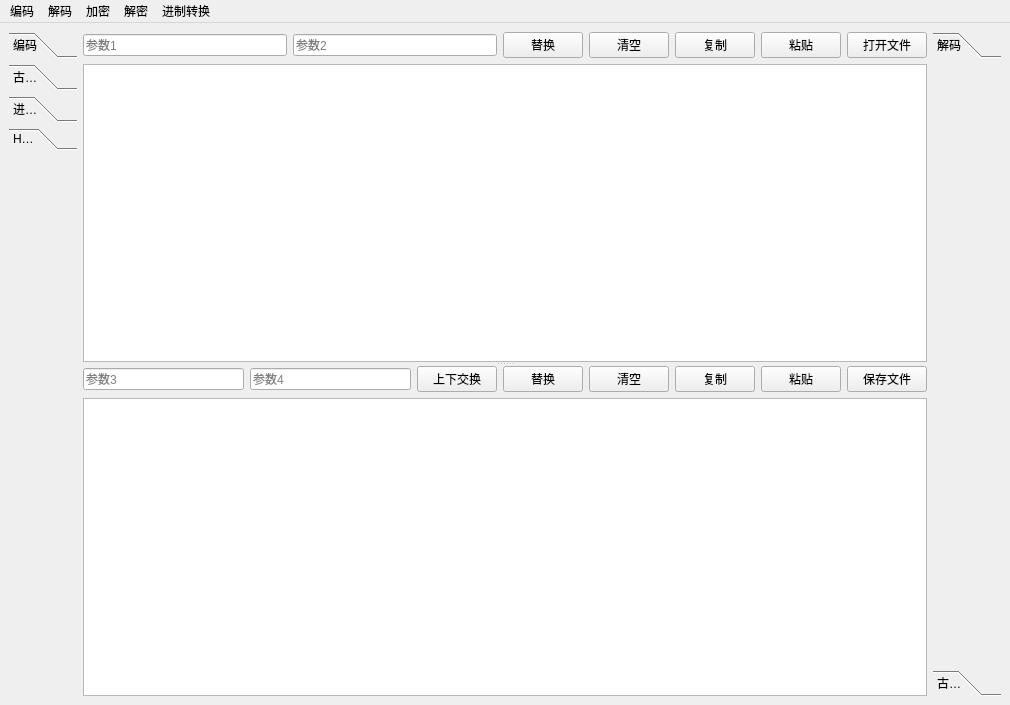
Old version of the form ui/mainwindow.ui in the repository zyt717/CTFCodecTool.
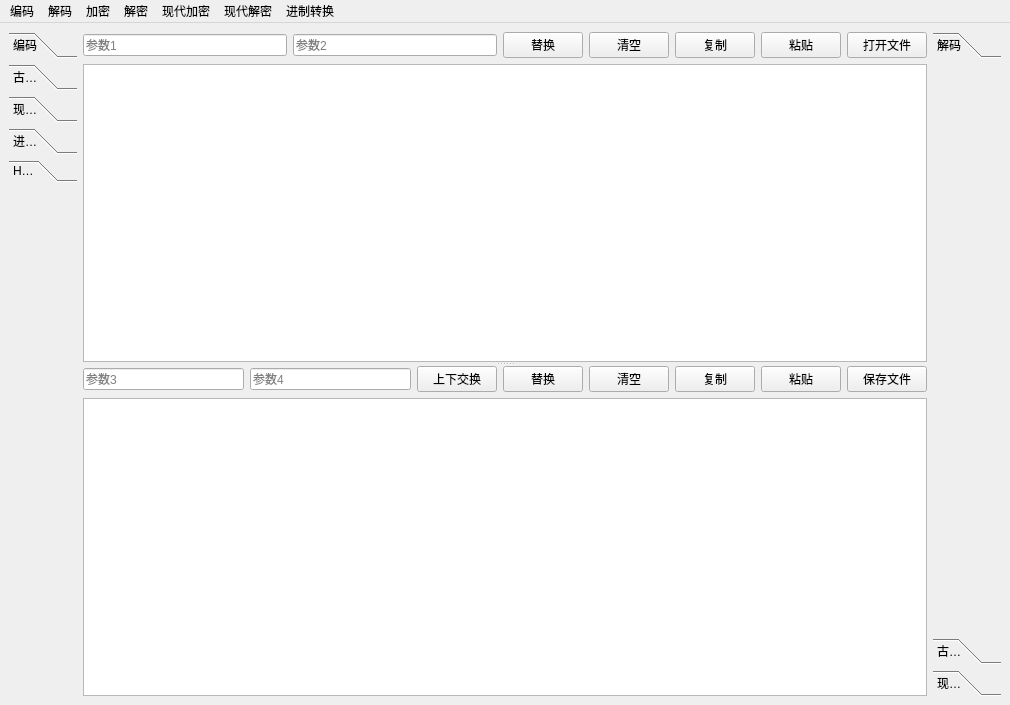
New version of the form. The open tabs and pages were chosen to show the change.

Commit message: 添加了与佛论禅加密

Diff of the .ui file:
```diff
--- a/ui/mainwindow.ui
+++ b/ui/mainwindow.ui
@@ -52,6 +52,11 @@
         <string>古典加密</string>
        </attribute>
       </widget>
+      <widget class="QWidget" name="pageModernEncrypt">
+       <attribute name="label">
+        <string>现代加密</string>
+       </attribute>
+      </widget>
       <widget class="QWidget" name="pageHex">
        <property name="geometry">
         <rect>
@@ -66,6 +71,14 @@
        </attribute>
       </widget>
       <widget class="QWidget" name="pageHash">
+       <property name="geometry">
+        <rect>
+         <x>0</x>
+         <y>0</y>
+         <width>69</width>
+         <height>534</height>
+        </rect>
+       </property>
        <attribute name="label">
         <string>Hash</string>
        </attribute>
@@ -239,7 +252,7 @@
          <x>0</x>
          <y>0</y>
          <width>69</width>
-         <height>612</height>
+         <height>586</height>
         </rect>
        </property>
        <attribute name="label">
@@ -259,6 +272,11 @@
         <string>古典解密</string>
        </attribute>
       </widget>
+      <widget class="QWidget" name="pageModernDecrypt">
+       <attribute name="label">
+        <string>现代解密</string>
+       </attribute>
+      </widget>
      </widget>
     </item>
    </layout>
@@ -297,10 +315,22 @@
      <string>进制转换</string>
     </property>
    </widget>
+   <widget class="QMenu" name="menuModernEncrypt">
+    <property name="title">
+     <string>现代加密</string>
+    </property>
+   </widget>
+   <widget class="QMenu" name="menuModernDecrypt">
+    <property name="title">
+     <string>现代解密</string>
+    </property>
+   </widget>
    <addaction name="menuEncode"/>
    <addaction name="menuDecode"/>
    <addaction name="menuEncrypt"/>
    <addaction name="menuDecrypt"/>
+   <addaction name="menuModernEncrypt"/>
+   <addaction name="menuModernDecrypt"/>
    <addaction name="menuHex"/>
   </widget>
  </widget>
```
Left out of the diff: 8 changed lines with no effect on the pictures. The commit also changes 4 other files.
